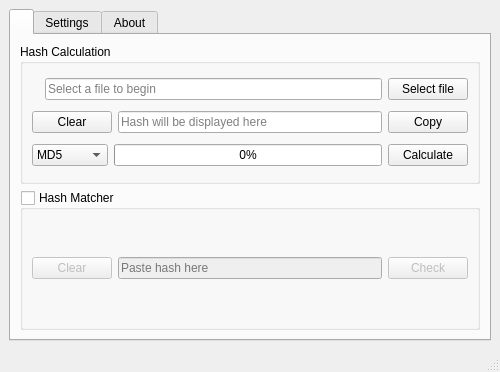
Before: the Qt Designer form ui/mainwindow.ui in Rizwan-Hasan/Free-Hash-Checker, drawn with Qt 5.
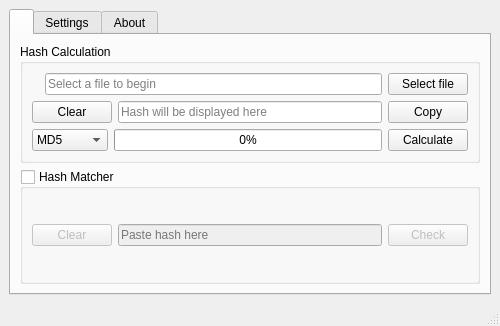
After: the same form once the commit is applied. Icons and pictures are not drawn.

What changed in the file:
```diff
--- a/ui/mainwindow.ui
+++ b/ui/mainwindow.ui
@@ -13,7 +13,7 @@
     <x>0</x>
     <y>0</y>
     <width>500</width>
-    <height>372</height>
+    <height>326</height>
    </rect>
   </property>
   <property name="sizePolicy">
```
Left out of the diff: 2 changed lines with no effect on the pictures.
